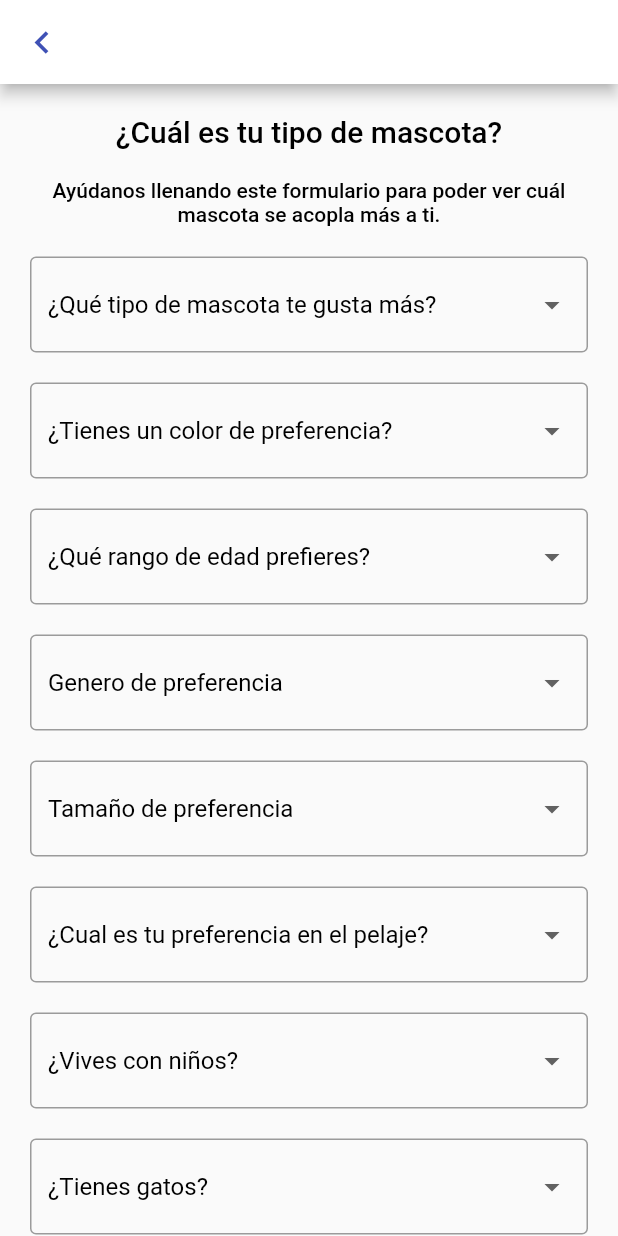
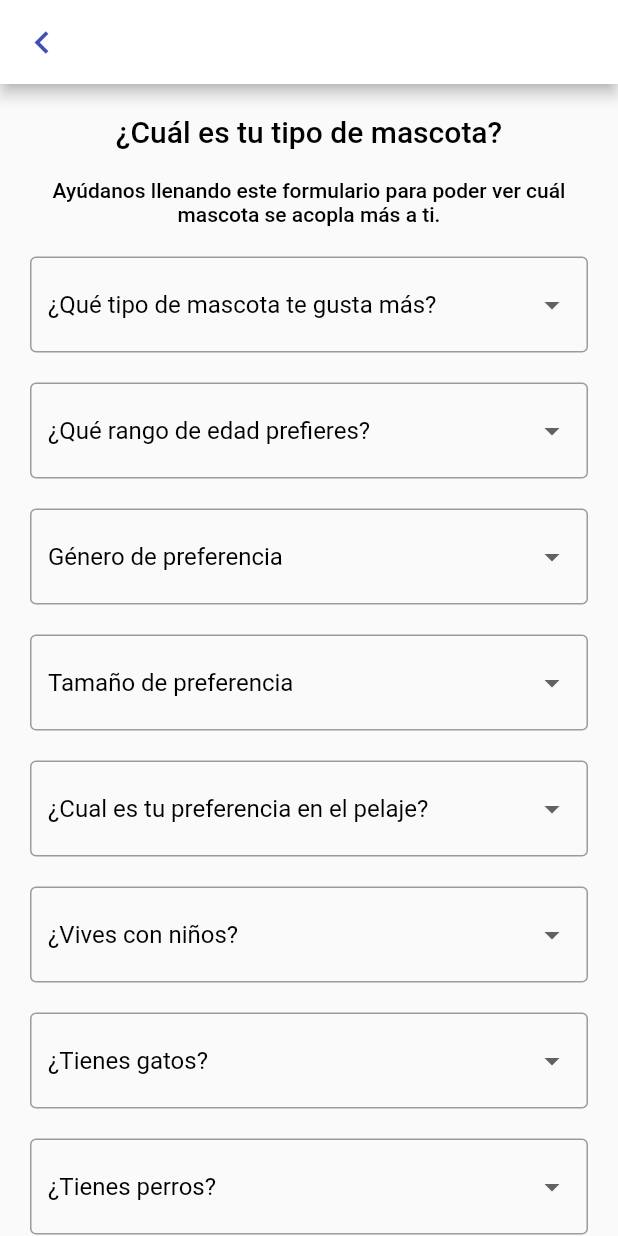
Before and after one commit to Feligx/animal-app, a Flutter app: the adoptForm screen opened directly, on a phone screen of 412 x 824 dp. Run offline on Flutter 3.47's test engine with Material 2 defaults, Android fonts, the phone set to English and light mode, and no system bars; our stand-ins replace cloud_firestore, file_picker, firebase_auth, firebase_core, firebase_storage, google_maps_flutter and 1 more; accounts and stored records are empty; network calls fail.

Commit message:
Updated matching with form data, awaiting integration with firestore.

```diff
--- a/Pawrent/lib/adopt/adopt.dart
+++ b/Pawrent/lib/adopt/adopt.dart
@@ -31,19 +31,19 @@ class pagadopt extends StatelessWidget {
           Row(
             mainAxisAlignment: MainAxisAlignment.spaceEvenly,
             children: [
-              ElevatedButton(
-                  onPressed: (){
-                    Navigator.push(
-                      context,
-                      MaterialPageRoute(builder: (context) => adpotMatch()),
-                    );
-                  },
-                  child: Container(
-                    alignment: Alignment.center,
-                    width: queryData.size.width*0.3,
-                      child: const Text('Adoptar')
-                  )
-              ),
+              //ElevatedButton(
+                  //onPressed: (){
+                    //Navigator.push(
+                      //context,
+                      //MaterialPageRoute(builder: (context) => adpotMatch()),
+                    //);
+                  //},
+                  //child: Container(
+                    //alignment: Alignment.center,
+                    //width: queryData.size.width*0.3,
+                      //child: const Text('Adoptar')
+                  //)
+              //),
               OutlinedButton(
                   onPressed: (){
                     Navigator.push(
--- a/Pawrent/lib/adopt/adopt_form.dart
+++ b/Pawrent/lib/adopt/adopt_form.dart
@@ -9,12 +9,7 @@ class adoptForm extends StatefulWidget {
 }
 
 class _adoptFormState extends State<adoptForm> {
-  @override
-  Widget build(BuildContext context) {
-    MediaQueryData queryData = MediaQuery.of(context);
-    bool isDark = queryData.platformBrightness == Brightness.dark;
   dynamic selctedvalue1 = 0;
-    dynamic selctedvalue2 = 0;
   dynamic selctedvalue3 = 0;
   dynamic selctedvalue4 = 0;
   dynamic selctedvalue5 = 0;
@@ -26,6 +21,10 @@ class _adoptFormState extends State<adoptForm> {
   dynamic selctedvalue11 = 0;
   dynamic selctedvalue12 = 0;
 
+  @override
+  Widget build(BuildContext context) {
+    MediaQueryData queryData = MediaQuery.of(context);
+    bool isDark = queryData.platformBrightness == Brightness.dark;
 
     return Scaffold(
       appBar: AppBar(
@@ -77,37 +76,11 @@ class _adoptFormState extends State<adoptForm> {
                     },
                     items: [
                       DropdownMenuItem(child: Text("¿Qué tipo de mascota te gusta más?"), value: 0),
-                      DropdownMenuItem(child: Text("Gatos"), value: 1),
-                      DropdownMenuItem(child: Text("Perros"), value: 2),
-                      DropdownMenuItem(child: Text("Conejillos de indias"), value: 3),
-                      DropdownMenuItem(child: Text("Conejos"), value: 4),
-                      DropdownMenuItem(child: Text("Indiferente"), value: 5),
-                    ]),
-              ),
-              Container(
-                margin: EdgeInsets.only(top:20.0, left:20.0, right:20.0),
-                child: DropdownButtonFormField(
-                    decoration: InputDecoration(border: OutlineInputBorder()),
-                    validator: (value) => value == null ? "Select a country" : null,
-                    dropdownColor: (isDark) ? Colors.black : null,
-                    value: selctedvalue2,
-                    onChanged: (dynamic? newValue) {
-                      setState(() {
-                        selctedvalue2 = newValue!;
-                      });
-                    },
-                    items: [
-                      DropdownMenuItem(child: Text("¿Tienes un color de preferencia?"), value: 0),
-                      DropdownMenuItem(child: Text("Negro"), value: 1),
-                      DropdownMenuItem(child: Text("Blanco"), value: 2),
-                      DropdownMenuItem(child: Text("Amarillo/Rubio"), value: 3),
-                      DropdownMenuItem(child: Text("Gris"), value: 4),
-                      DropdownMenuItem(child: Text("Beige"), value: 5),
-                      DropdownMenuItem(child: Text("Rojo"), value: 6),
-                      DropdownMenuItem(child: Text("Naranja"), value: 7),
-                      DropdownMenuItem(child: Text("Cafe"), value: 8),
-                      DropdownMenuItem(child: Text("Indiferente"), value: 9),
-
+                      DropdownMenuItem(child: Text("Gatos"), value: "Cat"),
+                      DropdownMenuItem(child: Text("Perros"), value: "Dog"),
+                      DropdownMenuItem(child: Text("Conejillos de indias"), value: "Guinea Pig"),
+                      DropdownMenuItem(child: Text("Conejos"), value: "Rabbit"),
+                      DropdownMenuItem(child: Text("Indiferente"), value: "all"),
                     ]),
               ),
               Container(
@@ -124,11 +97,11 @@ class _adoptFormState extends State<adoptForm> {
                     },
                     items: [
                       DropdownMenuItem(child: Text("¿Qué rango de edad prefieres?"), value: 0),
-                      DropdownMenuItem(child: Text("Bebé"), value: 1),
-                      DropdownMenuItem(child: Text("Joven"), value: 2),
-                      DropdownMenuItem(child: Text("Adulto"), value: 3),
-                      DropdownMenuItem(child: Text("Mayor"), value: 4),
-                      DropdownMenuItem(child: Text("Indiferente"), value: 5),
+                      DropdownMenuItem(child: Text("Bebé"), value: "Baby"),
+                      DropdownMenuItem(child: Text("Joven"), value: "Young"),
+                      DropdownMenuItem(child: Text("Adulto"), value: "Adult"),
+                      DropdownMenuItem(child: Text("Mayor"), value: "Senior"),
+                      DropdownMenuItem(child: Text("Indiferente"), value: "all"),
                     ]),
               ),
               Container(
@@ -144,10 +117,10 @@ class _adoptFormState extends State<adoptForm> {
                       });
                     },
                     items: [
-                      DropdownMenuItem(child: Text("Genero de preferencia"), value: 0),
-                      DropdownMenuItem(child: Text("Macho"), value: 1),
-                      DropdownMenuItem(child: Text("Hembra"), value: 2),
-                      DropdownMenuItem(child: Text("Indiferente"), value: 3),
+                      DropdownMenuItem(child: Text("Género de preferencia"), value: 0),
+                      DropdownMenuItem(child: Text("Macho"), value: "Male"),
+                      DropdownMenuItem(child: Text("Hembra"), value: "Female"),
+                      DropdownMenuItem(child: Text("Indiferente"), value: "all"),
                     ]),
               ),
               Container(
@@ -164,10 +137,11 @@ class _adoptFormState extends State<adoptForm> {
                     },
                     items: [
                       DropdownMenuItem(child: Text("Tamaño de preferencia"), value: 0),
-                      DropdownMenuItem(child: Text("Pequeño"), value: 1),
-                      DropdownMenuItem(child: Text("Mediano"), value: 2),
-                      DropdownMenuItem(child: Text("Grande"), value: 3),
-                      DropdownMenuItem(child: Text("Indiferente"), value: 4),
+                      DropdownMenuItem(child: Text("Pequeño"), value: "Small"),
+                      DropdownMenuItem(child: Text("Mediano"), value: "Medium"),
+                      DropdownMenuItem(child: Text("Grande"), value: "Large"),
+                      DropdownMenuItem(child: Text("Muy Grande"), value: "Extra Large"),
+                      DropdownMenuItem(child: Text("Indiferente"), value: "all"),
                     ]),
               ),
               Container(
@@ -184,10 +158,10 @@ class _adoptFormState extends State<adoptForm> {
                     },
                     items: [
                       DropdownMenuItem(child: Text("¿Cual es tu preferencia en el pelaje?"), value: 0),
-                      DropdownMenuItem(child: Text("Corto"), value: 1),
-                      DropdownMenuItem(child: Text("Medio"), value: 2),
-                      DropdownMenuItem(child: Text("Largo"), value: 3),
-                      DropdownMenuItem(child: Text("Indiferente"), value: 4),
+                      DropdownMenuItem(child: Text("Corto"), value: "Short"),
+                      DropdownMenuItem(child: Text("Medio"), value: "Medium"),
+                      DropdownMenuItem(child: Text("Largo"), value: "Long"),
+                      DropdownMenuItem(child: Text("Indiferente"), value: "all"),
                     ]),
               ),
               Container(
@@ -204,9 +178,9 @@ class _adoptFormState extends State<adoptForm> {
                     },
                     items: [
                       DropdownMenuItem(child: Text("¿Vives con niños?"), value: 0),
-                      DropdownMenuItem(child: Text("Si"), value: 1),
-                      DropdownMenuItem(child: Text("No"), value: 2),
-                      DropdownMenuItem(child: Text("Sapo"), value: 3),
+                      DropdownMenuItem(child: Text("Si"), value: "true"),
+                      DropdownMenuItem(child: Text("No"), value: "false"),
+                      DropdownMenuItem(child: Text("Sapo"), value: "all"),
                     ]),
               ),
               Container(
@@ -223,9 +197,9 @@ class _adoptFormState extends State<adoptForm> {
                     },
                     items: [
                       DropdownMenuItem(child: Text("¿Tienes gatos?"), value: 0),
-                      DropdownMenuItem(child: Text("Si"), value: 1),
-                      DropdownMenuItem(child: Text("No"), value: 2),
-                      DropdownMenuItem(child: Text("Sapo"), value: 3),
+                      DropdownMenuItem(child: Text("Si"), value: "true"),
+                      DropdownMenuItem(child: Text("No"), value: "false"),
+                      DropdownMenuItem(child: Text("Sapo"), value: "all"),
                     ]),
               ),
               Container(
@@ -242,9 +216,9 @@ class _adoptFormState extends State<adoptForm> {
                     },
                     items: [
                       DropdownMenuItem(child: Text("¿Tienes perros?"), value: 0),
-                      DropdownMenuItem(child: Text("Si"), value: 1),
-                      DropdownMenuItem(child: Text("No"), value: 2),
-                      DropdownMenuItem(child: Text("Sapo"), value: 3),
+                      DropdownMenuItem(child: Text("Si"), value: "true"),
+                      DropdownMenuItem(child: Text("No"), value: "false"),
+                      DropdownMenuItem(child: Text("Sapo"), value: "all"),
                     ]),
               ),
               Container(
@@ -261,9 +235,9 @@ class _adoptFormState extends State<adoptForm> {
                     },
                     items: [
                       DropdownMenuItem(child: Text("¿Prefieres que este esterilizado?"), value: 0),
-                      DropdownMenuItem(child: Text("Si"), value: 1),
-                      DropdownMenuItem(child: Text("No"), value: 2),
-                      DropdownMenuItem(child: Text("Indiferente"), value: 3),
+                      DropdownMenuItem(child: Text("Si"), value: "true"),
+                      DropdownMenuItem(child: Text("No"), value: "false"),
+                      DropdownMenuItem(child: Text("Indiferente"), value: "all"),
                     ]),
               ),
               Container(
@@ -280,9 +254,9 @@ class _adoptFormState extends State<adoptForm> {
                     },
                     items: const [
                       DropdownMenuItem(child: Text("¿Prefieres que este vacunado?"), value: 0),
-                      DropdownMenuItem(child: Text("Si"), value: 1),
-                      DropdownMenuItem(child: Text("No"), value: 2),
-                      DropdownMenuItem(child: Text("Indiferente"), value: 3),
+                      DropdownMenuItem(child: Text("Si"), value: "true"),
+                      DropdownMenuItem(child: Text("No"), value: "false"),
+                      DropdownMenuItem(child: Text("Indiferente"), value: "all"),
                     ]),
               ),
               Container(
@@ -294,14 +268,16 @@ class _adoptFormState extends State<adoptForm> {
                     value: selctedvalue12,
                     onChanged: (dynamic? newValue) {
                       setState(() {
+                        print("Before:"+ selctedvalue12.toString());
                         selctedvalue12 = newValue!;
+                        print(selctedvalue12);
                       });
                     },
                     items: const [
-                      DropdownMenuItem(child: Text("Me gustaria que fuera "), value: 0),
-                      DropdownMenuItem(child: Text("Canada"), value: 1),
-                      DropdownMenuItem(child: Text("Brazil"), value: 2),
-                      DropdownMenuItem(child: Text("England"), value: 3),
+                      DropdownMenuItem(child: Text("Me gustaria entrenado en casa: "), value: 0),
+                      DropdownMenuItem(child: Text("Sí"), value: "true"),
+                      DropdownMenuItem(child: Text("No"), value: "false"),
+                      DropdownMenuItem(child: Text("Sapo"), value: "all"),
                     ]),
               ),
 
@@ -312,10 +288,48 @@ class _adoptFormState extends State<adoptForm> {
                         minimumSize: Size(queryData.size.width, 60.0),
                         ),
                   onPressed: () {
+                    var variables = [selctedvalue1, selctedvalue3, selctedvalue4, selctedvalue5, selctedvalue6, selctedvalue7, selctedvalue8, selctedvalue9, selctedvalue10, selctedvalue11, selctedvalue12];
+                    if (!variables.contains(0)) {
                       Navigator.push(
                         context,
-                      MaterialPageRoute(builder: (context) => adpotMatch()),
+                        MaterialPageRoute(builder: (context) => adpotMatch(
+                          filter: {
+                            "species": selctedvalue1,
+                            "age": selctedvalue3,
+                            "gender": selctedvalue4,
+                            "size": selctedvalue5,
+                            "coat": selctedvalue6,
+                            "attributes": {
+                              "sterilized": selctedvalue10,
+                              "house_trained": selctedvalue12,
+                              "shots_current": selctedvalue11,
+                            },
+                            "environment": {
+                              "children": selctedvalue7,
+                              "dogs": selctedvalue9,
+                              "cats": selctedvalue8,
+                            },
+                          },
+                        )),
                       );
+                    }else {
+                      showDialog(
+                        context: context,
+                        builder: (BuildContext context) {
+                          return AlertDialog(
+                            title: Text("Formulario Incompleto"),
+                            content: Text("Responda todas las preguntas"),
+                            actions: [
+                              ElevatedButton(
+                                child: Text("Ok"),
+                                  onPressed: () {
+                                    Navigator.of(context).pop();
+                                  },),
+                            ],
+                        );
+                        },
+                      );
+                      }
                     },
                   child: const Text('Continuar'),
                 ),
--- a/Pawrent/lib/adopt/adopt_match.dart
+++ b/Pawrent/lib/adopt/adopt_match.dart
@@ -2,7 +2,8 @@ import 'package:flutter/material.dart';
 import 'package:pawrent/home/home1.dart';
 
 class adpotMatch extends StatefulWidget {
-  const adpotMatch({Key? key}) : super(key: key);
+  const adpotMatch({Key? key, required this.filter}) : super(key: key);
+  final filter;
 
   @override
   State<adpotMatch> createState() => _adpotMatchState();
@@ -11,6 +12,7 @@ class adpotMatch extends StatefulWidget {
 class _adpotMatchState extends State<adpotMatch> {
   @override
   Widget build(BuildContext context) {
+    print(widget.filter);
     return Scaffold(
       appBar: AppBar(
         title: const Text("Las mascotas perfectas para ti"),
```
Lines whose indentation alone changed are shown as unchanged.
